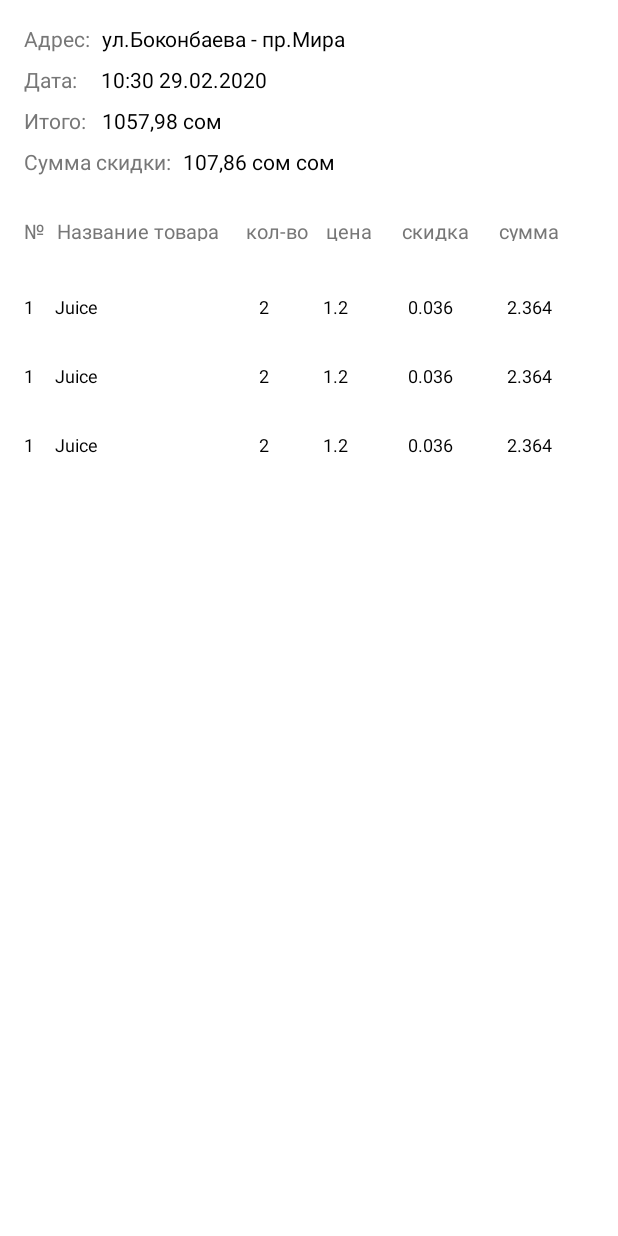
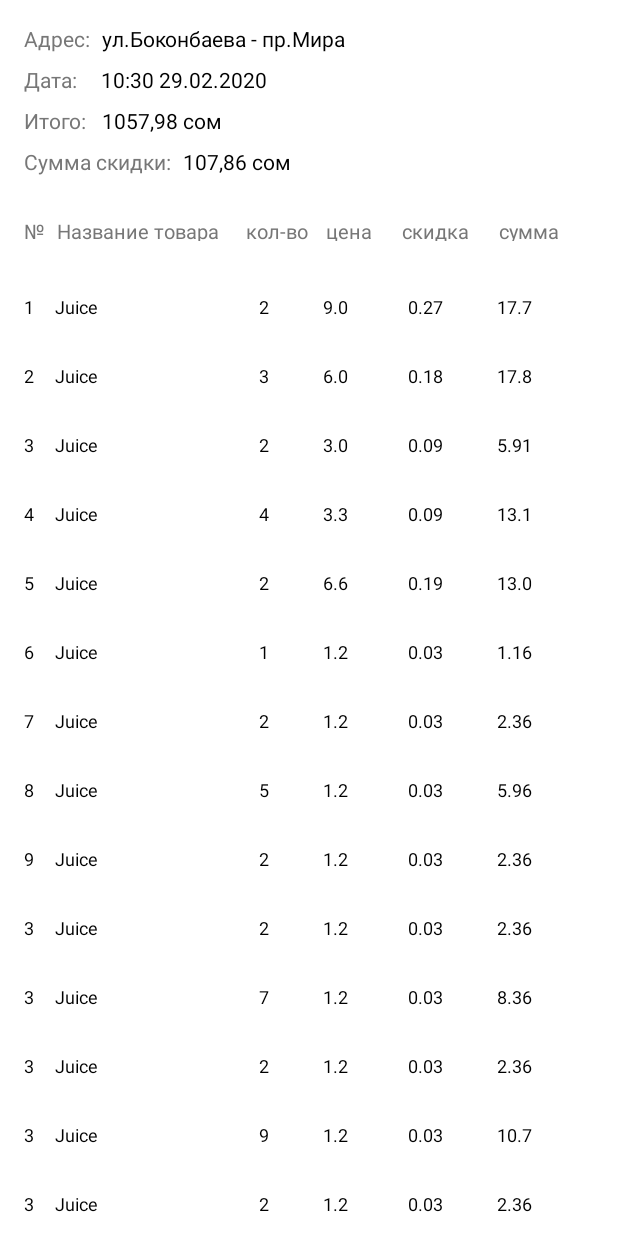
Before and after one commit to md-malikovich/MyFirstKotlinApp, an Android app: the ThirdActivity screen opened directly, with no data from a screen before it, on a phone screen of 412 x 824 dp. Run offline under Robolectric (Android 15) with nearby library versions, the phone set to English and light mode, and no system bars.

Commit message:
i’ll finish the rest tomorrow

```diff
--- a/app/src/main/java/com/e/myfirstkotlinapp/ui/ThirdActivity.kt
+++ b/app/src/main/java/com/e/myfirstkotlinapp/ui/ThirdActivity.kt
@@ -11,9 +11,12 @@ import androidx.appcompat.app.AppCompatActivity
 import androidx.recyclerview.widget.LinearLayoutManager
 import androidx.recyclerview.widget.RecyclerView
 import com.e.myfirstkotlinapp.R
+import com.e.myfirstkotlinapp.model.MockModel
 import com.e.myfirstkotlinapp.model.Purchases
 import kotlinx.android.synthetic.main.activity_second.view.*
 import kotlinx.android.synthetic.main.activity_third.*
+import kotlinx.android.synthetic.main.item_third_layout.*
+import java.text.FieldPosition
 import java.time.LocalDateTime
 import java.util.*
 
@@ -30,10 +33,20 @@ class ThirdActivity : AppCompatActivity() {
         dateFormat()
     }
 
+    @RequiresApi(Build.VERSION_CODES.N)
     fun initViews() {
         tv_addressAmount.text = "ул.Боконбаева - пр.Мира"
         val totalAmount: TextView = findViewById(R.id.tv_totalAmount)
         val discountAmount: TextView = findViewById(R.id.tv_discountAmount)
+//        val tv_item_number: TextView = findViewById(R.id.tv_item_number)
+//        val tv_item_purchaseResult: TextView = findViewById(R.id.tv_item_purchaseResult)
+//        tv_item_purchaseResult.toString().toDouble()
+//
+//
+//        for (tv_item_number in 0..purchases.size) {
+//            tv_item_purchaseResult += purchases[tv_item_number]
+//        }
+        //MockModel("ул.Боконбаева - пр.Мира", dateFormat(), tv_totalAmount.toString().toDouble(), tv_discountAmount.toDouble())
     }
 
     @RequiresApi(Build.VERSION_CODES.N)
@@ -48,9 +61,22 @@ class ThirdActivity : AppCompatActivity() {
         val recyclerView = findViewById<RecyclerView>(R.id.recyclerView)
         recyclerView.layoutManager = LinearLayoutManager(this, LinearLayout.VERTICAL, false)
 
-        purchases.add(Purchases(1,"Juice", 1.2, 2))
-        purchases.add(Purchases(1,"Juice", 1.2, 2))
-        purchases.add(Purchases(1,"Juice", 1.2, 2))
+        purchases.add(Purchases(1,"Juice", 9.0, 2))
+        purchases.add(Purchases(2,"Juice", 6.0, 3))
+        purchases.add(Purchases(3,"Juice", 3.0, 2))
+        purchases.add(Purchases(4,"Juice", 3.3, 4))
+        purchases.add(Purchases(5,"Juice", 6.6, 2))
+        purchases.add(Purchases(6,"Juice", 1.2, 1))
+        purchases.add(Purchases(7,"Juice", 1.2, 2))
+        purchases.add(Purchases(8,"Juice", 1.2, 5))
+        purchases.add(Purchases(9,"Juice", 1.2, 2))
+        purchases.add(Purchases(3,"Juice", 1.2, 2))
+        purchases.add(Purchases(3,"Juice", 1.2, 7))
+        purchases.add(Purchases(3,"Juice", 1.2, 2))
+        purchases.add(Purchases(3,"Juice", 1.2, 9))
+        purchases.add(Purchases(3,"Juice", 1.2, 2))
+        purchases.add(Purchases(3,"Juice", 1.2, 4))
+        purchases.add(Purchases(3,"Juice", 1.2, 2))
         //purchases.add(Purchases(1,"Juice", 1.5, 2, 1.0))
 
         val adapter = com.e.myfirstkotlinapp.ui.recycler.Adapter(purchases)
--- a/app/src/main/res/layout/item_third_layout.xml
+++ b/app/src/main/res/layout/item_third_layout.xml
@@ -12,7 +12,7 @@
         android:layout_width="wrap_content"
         android:layout_height="wrap_content"
         android:textColor="@color/colorBlack"
-        android:text="1"
+        android:text="@string/tv_item_number"
         android:textSize="12dp"/>
 
     <TextView
@@ -20,7 +20,7 @@
         android:layout_width="112dp"
         android:layout_height="30dp"
         android:textColor="@color/colorBlack"
-        android:text="Напиток соевый Take A Bite, пастеризова..."
+        android:text="@string/tv_item_juice"
         android:maxLines="2"
         android:maxLength="50"
         android:layout_marginStart="14dp"
@@ -31,8 +31,8 @@
         android:layout_width="wrap_content"
         android:layout_height="wrap_content"
         android:textColor="@color/colorBlack"
-        android:text="42"
-        android:maxLength="5"
+        android:text="@string/tv_item_purchaseQuantity"
+        android:maxLength="4"
         android:layout_marginStart="24dp"
         android:textSize="12dp"/>
 
@@ -41,8 +41,8 @@
         android:layout_width="wrap_content"
         android:layout_height="wrap_content"
         android:textColor="@color/colorBlack"
-        android:text="1$"
-        android:maxLength="5"
+        android:text="@string/tv_item_price"
+        android:maxLength="4"
         android:layout_marginStart="36dp"
         android:textSize="12dp"/>
 
@@ -51,8 +51,8 @@
         android:layout_width="wrap_content"
         android:layout_height="wrap_content"
         android:textColor="@color/colorBlack"
-        android:text="2.75"
-        android:maxLength="5"
+        android:text="@string/tv_item_discount"
+        android:maxLength="4"
         android:layout_marginStart="40dp"
         android:textSize="12dp"/>
 
@@ -61,8 +61,8 @@
         android:layout_width="wrap_content"
         android:layout_height="wrap_content"
         android:textColor="@color/colorBlack"
-        android:text="55"
-        android:maxLength="5"
+        android:text="@string/tv_item_total"
+        android:maxLength="4"
         android:layout_marginStart="36dp"
         android:textSize="12dp"/>
 
--- a/app/src/main/res/values/strings.xml
+++ b/app/src/main/res/values/strings.xml
@@ -10,11 +10,17 @@
     <string name="tv_result">Итого:</string>
     <string name="tv_result_amount">1057,98 сом</string>
     <string name="tv_discount">Сумма скидки:</string>
-    <string name="tv_discount_amount">107,86 сом сом</string>
+    <string name="tv_discount_amount">107,86 сом</string>
     <string name="tv_number">№</string>
     <string name="tv_purchaseName">Название товара</string>
     <string name="tvQuantity">кол-во</string>
     <string name="tvPrice">цена</string>
     <string name="tv_discountTitle">скидка</string>
     <string name="tv_sumTitle">сумма</string>
+    <string name="tv_item_juice">Напиток</string>
+    <string name="tv_item_number">1</string>
+    <string name="tv_item_purchaseQuantity">42</string>
+    <string name="tv_item_price">1$</string>
+    <string name="tv_item_discount">2.75</string>
+    <string name="tv_item_total">55</string>
 </resources>
```
Also changed, not shown: app/src/main/res/drawable-v24/smile.png (deleted).
